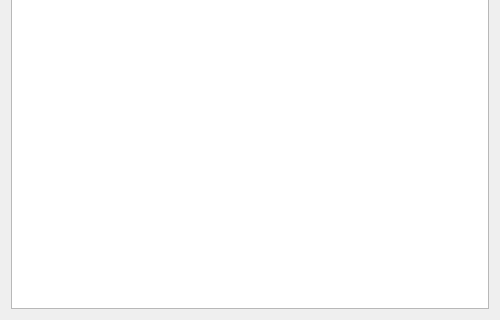
First picture: the form in src/3rdparty/traceability/reviews/reviewswidget.ui, repository esa/spacecreator, before the edit; both pictures show x 0 to 500 and y 180 to 500 of the 500 by 500 pixel window.
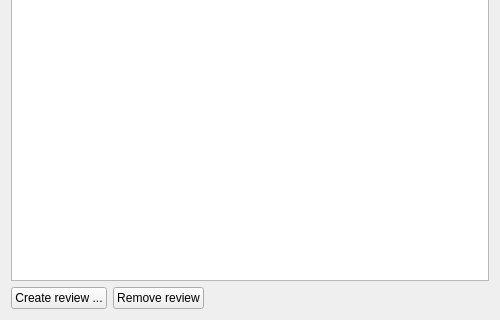
Second picture: the form after the edit. Custom widgets are drawn as their Qt base class.

Commit message: Resolve "Add new and delte button for reviews in Reviews widget"

```diff
--- a/src/3rdparty/traceability/reviews/reviewswidget.ui
+++ b/src/3rdparty/traceability/reviews/reviewswidget.ui
@@ -102,6 +102,37 @@
      </attribute>
     </widget>
    </item>
+   <item row="3" column="0">
+    <layout class="QHBoxLayout" name="buttonsLayout">
+     <item>
+      <widget class="QPushButton" name="createReviewButton">
+       <property name="text">
+        <string>Create review ...</string>
+       </property>
+      </widget>
+     </item>
+     <item>
+      <widget class="QPushButton" name="removeReviewButton">
+       <property name="text">
+        <string>Remove review</string>
+       </property>
+      </widget>
+     </item>
+     <item>
+      <spacer name="horizontalSpacer_3">
+       <property name="orientation">
+        <enum>Qt::Horizontal</enum>
+       </property>
+       <property name="sizeHint" stdset="0">
+        <size>
+         <width>40</width>
+         <height>20</height>
+        </size>
+       </property>
+      </spacer>
+     </item>
+    </layout>
+   </item>
   </layout>
  </widget>
  <customwidgets>
```
The commit also changes 32 other files.
